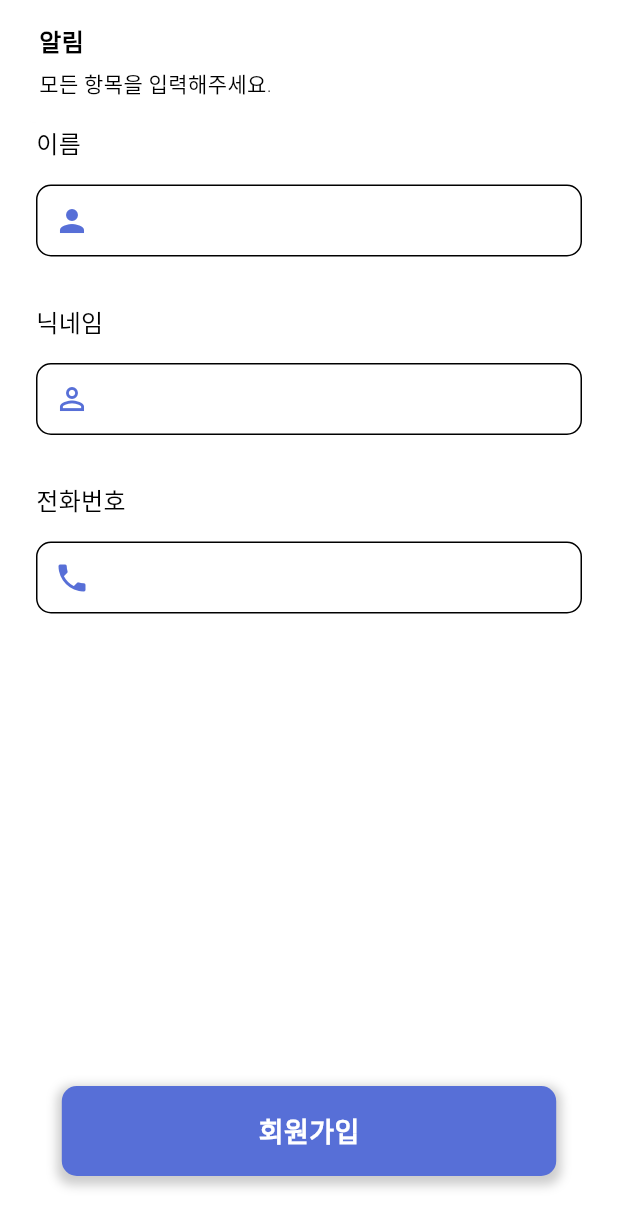
After one commit to Ownsaemiro/ownsaemiro-mobile, a Flutter app: the RegisterScreen screen opened by its route, after a tap on "회원가입", on a phone screen of 412 x 824 dp. The commit adds this screen. Shown: the top 1228 px of the screen. Run offline on Flutter 3.47's test engine with Material 3 defaults, Android fonts, the phone set to English and light mode, and no system bars; our stand-ins replace device_info, drift, flutter_dotenv, flutter_native_splash, flutter_secure_storage, flutter_svg and 5 more; missing offline and left inert: kakao_flutter_sdk_user; accounts and stored records are empty; generated files the repository leaves out were written again; network calls fail; Roboto replaces fonts that are missing (Pretendard); statements that could not run were skipped.

Commit message:
Feat: Entry Screen, Register Screen

```diff
--- a/lib/app/binding/root_binding.dart
+++ b/lib/app/binding/root_binding.dart
@@ -1,4 +1,5 @@
 import 'package:get/get.dart';
+import 'package:ownsaemiro/presentation/view_model/entry/entry_view_model.dart';
 import 'package:ownsaemiro/presentation/view_model/event/event_detail_view_model.dart';
 import 'package:ownsaemiro/presentation/view_model/event/event_reservation_view_model.dart';
 import 'package:ownsaemiro/presentation/view_model/event/event_view_model.dart';
@@ -28,6 +29,13 @@ class RootBinding extends Bindings {
     ProfileBinding().dependencies();
     NotificationBinding().dependencies();
     SearchBinding().dependencies();
+  }
+}
+
+class EntryBinding extends Bindings {
+  @override
+  void dependencies() {
+    Get.lazyPut<EntryViewModel>(() => EntryViewModel());
   }
 }
 
--- a/lib/app/config/app_page.dart
+++ b/lib/app/config/app_page.dart
@@ -2,6 +2,8 @@ import 'package:get/get.dart';
 import 'package:intl/intl.dart';
 import 'package:ownsaemiro/app/binding/root_binding.dart';
 import 'package:ownsaemiro/app/config/app_routes.dart';
+import 'package:ownsaemiro/presentation/view/entry/entry_screen.dart';
+import 'package:ownsaemiro/presentation/view/entry/register_screen.dart';
 import 'package:ownsaemiro/presentation/view/event/event_detail_screen.dart';
 import 'package:ownsaemiro/presentation/view/event/event_reservation_screen.dart';
 import 'package:ownsaemiro/presentation/view/event/review_list_screen.dart';
@@ -23,7 +25,10 @@ List<GetPage> appPages = [
     page: () => const RootScreen(),
     binding: RootBinding(),
   ),
-  GetPage(name: Routes.ENTRY, page: () => const RootScreen()),
+  GetPage(
+      name: Routes.ENTRY,
+      page: () => const EntryScreen(),
+      binding: EntryBinding()),
   GetPage(
       name: Routes.LIKED_EVENT,
       page: () => const LikedEventScreen(),
@@ -86,4 +91,9 @@ List<GetPage> appPages = [
     page: () => const ReviewListScreen(),
     binding: RootBinding(),
   ),
+  GetPage(
+    name: Routes.REGISTER,
+    page: () => const RegisterScreen(),
+    binding: EntryBinding(),
+  ),
 ];
--- a/lib/app/config/app_routes.dart
+++ b/lib/app/config/app_routes.dart
@@ -20,4 +20,5 @@ abstract class Routes {
   static const String PROFILE_UPDATE = "/profile-update";
   static const String POINT_CHARGE = "/point-charge";
   static const String REVIEW_LIST = "/review-list";
+  static const String REGISTER = "/register";
 }
--- /dev/null
+++ b/lib/app/utility/device_util.dart
@@ -0,0 +1,30 @@
+import 'dart:io';
+
+import 'package:device_info/device_info.dart';
+import 'package:flutter/services.dart';
+
+import 'log_util.dart';
+
+abstract class DeviceUtil {
+  static Future<String> getMobileId() async {
+    final DeviceInfoPlugin deviceInfoPlugin = DeviceInfoPlugin();
+
+    String id = '';
+    try {
+      if (Platform.isAndroid) {
+        final AndroidDeviceInfo androidData =
+            await deviceInfoPlugin.androidInfo;
+        id = androidData.androidId;
+      } else if (Platform.isIOS) {
+        final IosDeviceInfo iosData = await deviceInfoPlugin.iosInfo;
+        id = iosData.identifierForVendor;
+      }
+    } on PlatformException {
+      id = '';
+    }
+
+    LogUtil.info("Mobile ID: $id");
+
+    return id;
+  }
+}
--- a/lib/data/provider/auth/auth_provider.dart
+++ b/lib/data/provider/auth/auth_provider.dart
@@ -2,4 +2,9 @@ abstract class AuthProvider {
   Future<Map<String, dynamic>> loginWithKakaoAccessToken(String accessToken);
 
   Future<Map<String, dynamic>> loginWithNaverAccessToken(String accessToken);
+
+  Future<Map<String, dynamic>> register(String username, String nickname,
+      String phoneNumber, String deviceId, String serialId);
+
+  Future<Map<String, dynamic>> login(String serialId);
 }
--- a/lib/data/provider/base/base_connect.dart
+++ b/lib/data/provider/base/base_connect.dart
@@ -12,7 +12,7 @@ abstract class BaseConnect extends GetConnect {
       ..timeout = const Duration(seconds: 30)
       ..addRequestModifier<dynamic>((request) {
         request.headers['Authorization'] =
-            'Bearer eyJKV1QiOiJKV1QiLCJhbGciOiJIUzUxMiJ9.eyJ1dWlkIjozLCJyb2xlIjoiVVNFUiIsImlhdCI6MTcxNzU5MjIwNSwiZXhwIjoxNzE3Njc4NjA1fQ.t8mgrq45bzVqhP9uzm6IPHHoi3WAz-PZwgz1DzQj1NOYua9PHyTmWNKM6nAAp_7BMw165qZRepMhZh2wgr0uGQ';
+            'Bearer eyJKV1QiOiJKV1QiLCJhbGciOiJIUzUxMiJ9.eyJ1dWlkIjozLCJyb2xlIjoiVVNFUiIsImlhdCI6MTcxNzc1MDAwOCwiZXhwIjoxNzE3ODM2NDA4fQ.l5tOgKPGvW8slPahiN_AuU4VyuzCFgZOMbTnIa2jstV_sb67w_vK9uwcC5bslmwIBl0Db4bpQO_XapIJ1XeqwA';
 
         LogUtil.info("🛫 [${request.method}] ${request.url} | START");
         return request;
--- /dev/null
+++ b/lib/data/repository/auth/auth_repository.dart
@@ -0,0 +1,6 @@
+abstract class AuthRepository {
+  Future<bool> register(String username, String nickname, String phoneNumber,
+      String deviceId, String serialId);
+
+  Future<bool> login(String serialId);
+}
--- /dev/null
+++ b/lib/presentation/view/entry/register_screen.dart
@@ -0,0 +1,179 @@
+import 'package:flutter/material.dart';
+import 'package:flutter/services.dart';
+import 'package:get/get.dart';
+import 'package:ownsaemiro/app/config/color_system.dart';
+import 'package:ownsaemiro/presentation/view_model/entry/entry_view_model.dart';
+import 'package:ownsaemiro/presentation/widget/appbar/default_back_appbar.dart';
+
+class RegisterScreen extends GetView<EntryViewModel> {
+  const RegisterScreen({super.key});
+
+  @override
+  Widget build(BuildContext context) {
+    return Scaffold(
+      appBar: const PreferredSize(
+        preferredSize: Size.fromHeight(60),
+        child: DefaultBackAppBar(title: "회원가입"),
+      ),
+      body: Stack(
+        children: [
+          Padding(
+            padding: const EdgeInsets.all(24),
+            child: Center(
+              child: Column(
+                crossAxisAlignment: CrossAxisAlignment.start,
+                children: [
+                  const Text(
+                    "이름",
+                    style: TextStyle(
+                      fontSize: 16,
+                      fontWeight: FontWeight.w500,
+                      color: Colors.black,
+                    ),
+                  ),
+                  const SizedBox(height: 16),
+                  TextField(
+                    controller: controller.usernameController,
+                    cursorColor: Colors.black,
+                    decoration: InputDecoration(
+                      prefixIcon:
+                          const Icon(Icons.person, color: ColorSystem.primary),
+                      filled: true,
+                      fillColor: Colors.white.withOpacity(0.8),
+                      border: OutlineInputBorder(
+                        borderSide: const BorderSide(color: Colors.black),
+                        borderRadius: BorderRadius.circular(10),
+                      ),
+                      focusedBorder: OutlineInputBorder(
+                        borderSide: const BorderSide(color: Colors.black),
+                        borderRadius: BorderRadius.circular(10),
+                      ),
+                      enabledBorder: OutlineInputBorder(
+                        borderSide: const BorderSide(color: Colors.black),
+                        borderRadius: BorderRadius.circular(10),
+                      ),
+                      contentPadding:
+                          const EdgeInsets.symmetric(horizontal: 10),
+                    ),
+                  ),
+                  const SizedBox(height: 32),
+                  const Text(
+                    "닉네임",
+                    style: TextStyle(
+                      fontSize: 16,
+                      fontWeight: FontWeight.w500,
+                      color: Colors.black,
+                    ),
+                  ),
+                  const SizedBox(height: 16),
+                  TextField(
+                    controller: controller.nicknameController,
+                    cursorColor: Colors.black,
+                    decoration: InputDecoration(
+                      prefixIcon: const Icon(Icons.person_outline,
+                          color: ColorSystem.primary),
+                      filled: true,
+                      fillColor: Colors.white.withOpacity(0.8),
+                      border: OutlineInputBorder(
+                        borderSide: const BorderSide(color: Colors.black),
+                        borderRadius: BorderRadius.circular(10),
+                      ),
+                      focusedBorder: OutlineInputBorder(
+                        borderSide: const BorderSide(color: Colors.black),
+                        borderRadius: BorderRadius.circular(10),
+                      ),
+                      enabledBorder: OutlineInputBorder(
+                        borderSide: const BorderSide(color: Colors.black),
+                        borderRadius: BorderRadius.circular(10),
+                      ),
+                      contentPadding:
+                          const EdgeInsets.symmetric(horizontal: 10),
+                    ),
+                  ),
+                  const SizedBox(height: 32),
+                  const Text(
+                    "전화번호",
+                    style: TextStyle(
+                      fontSize: 16,
+                      fontWeight: FontWeight.w500,
+                      color: Colors.black,
+                    ),
+                  ),
+                  const SizedBox(height: 16),
+                  TextField(
+                    controller: controller.phoneNumberController,
+                    cursorColor: Colors.black,
+                    decoration: InputDecoration(
+                      prefixIcon:
+                          const Icon(Icons.phone, color: ColorSystem.primary),
+                      filled: true,
+                      fillColor: Colors.white.withOpacity(0.8),
+                      border: OutlineInputBorder(
+                        borderSide: const BorderSide(color: Colors.black),
+                        borderRadius: BorderRadius.circular(10),
+                      ),
+                      focusedBorder: OutlineInputBorder(
+                        borderSide: const BorderSide(color: Colors.black),
+                        borderRadius: BorderRadius.circular(10),
+                      ),
+                      enabledBorder: OutlineInputBorder(
+                        borderSide: const BorderSide(color: Colors.black),
+                        borderRadius: BorderRadius.circular(10),
+                      ),
+                      contentPadding:
+                          const EdgeInsets.symmetric(horizontal: 10),
+                    ),
+                    keyboardType: TextInputType.phone,
+                    inputFormatters: [
+                      FilteringTextInputFormatter.digitsOnly,
+                      LengthLimitingTextInputFormatter(11)
+                    ],
+                  ),
+                  const SizedBox(height: 32),
+                ],
+              ),
+            ),
+          ),
+          Positioned(
+            bottom: 40,
+            left: 0,
+            right: 0,
+            child: Center(
+              child: GestureDetector(
+                onTap: () {
+                  controller.register();
+                },
+                child: Container(
+                  width: Get.width * 0.8,
+                  height: 60,
+                  decoration: BoxDecoration(
+                    color: ColorSystem.primary,
+                    borderRadius: BorderRadius.circular(10),
+                    boxShadow: [
+                      BoxShadow(
+                        color: Colors.black.withOpacity(0.2),
+                        spreadRadius: 3,
+                        blurRadius: 5,
+                        offset: const Offset(0, 3),
+                      ),
+                    ],
+                  ),
+                  child: const Center(
+                    child: Text(
+                      "회원가입",
+                      style: TextStyle(
+                        color: Colors.white,
+                        fontSize: 18,
+                        fontWeight: FontWeight.w700,
+                      ),
+                    ),
+                  ),
+                ),
+              ),
+            ),
+          ),
+        ],
+      ),
+    );
+  }
+}
--- a/lib/presentation/view_model/entry/entry_view_model.dart
+++ b/lib/presentation/view_model/entry/entry_view_model.dart
@@ -1,3 +1,114 @@
+import 'package:flutter/material.dart';
 import 'package:get/get.dart';
+import 'package:kakao_flutter_sdk_user/kakao_flutter_sdk_user.dart';
+import 'package:ownsaemiro/app/config/app_routes.dart';
+import 'package:ownsaemiro/app/utility/device_util.dart';
+import 'package:ownsaemiro/app/utility/log_util.dart';
+import 'package:ownsaemiro/data/provider/auth/auth_provider.dart';
+import 'package:ownsaemiro/data/repository/auth/auth_repository.dart';
 
-class EntryViewModel extends GetxController {}
+class EntryViewModel extends GetxController {
+  /* ------------------------------------------------------ */
+  /* -------------------- DI Fields ----------------------- */
+  /* ------------------------------------------------------ */
+  late final AuthProvider _authProvider;
+  late final AuthRepository _authRepository;
+
+  /* ------------------------------------------------------ */
+  /* ----------------- Private Fields --------------------- */
+  /* ------------------------------------------------------ */
+  late final RxString _serialId = "".obs;
+  late final RxString _deviceId = "".obs;
+  late final TextEditingController _usernameController;
+  late final TextEditingController _nicknameController;
+  late final TextEditingController _phoneNumberController;
+
+  /* ------------------------------------------------------ */
+  /* ----------------- Public Fields ---------------------- */
+  /* ------------------------------------------------------ */
+  TextEditingController get usernameController => _usernameController;
+
+  TextEditingController get nicknameController => _nicknameController;
+
+  TextEditingController get phoneNumberController => _phoneNumberController;
+
+  @override
+  void onInit() {
+    super.onInit();
+
+    // Dependency Injection
+    _authProvider = Get.find<AuthProvider>();
+    _authRepository = Get.find<AuthRepository>();
+
+    // Initialize Controller
+    _usernameController = TextEditingController();
+    _nicknameController = TextEditingController();
+    _phoneNumberController = TextEditingController();
+
+    setDeviceId();
+  }
+
+  void setDeviceId() {
+    DeviceUtil.getMobileId().then((value) {
+      _deviceId.value = value;
+    });
+  }
+
+  void register() async {
+    String username = _usernameController.text;
+    String nickname = _nicknameController.text;
+    String phoneNumber = _phoneNumberController.text;
+    String deviceId = _deviceId.value;
+    String serialId = _serialId.value;
+
+    if (username.isEmpty || nickname.isEmpty || phoneNumber.isEmpty) {
+      Get.snackbar("알림", "모든 항목을 입력해주세요.",
+          snackPosition: SnackPosition.TOP,
+          backgroundColor: Colors.white,
+          colorText: Colors.black);
+      return;
+    }
+
+    bool t = await _authRepository.register(
+        username, nickname, phoneNumber, deviceId, serialId);
+
+    if (t) {
+      Get.toNamed(Routes.ROOT);
+    }
+  }
+
+  Future<void> kakaoSignInAccount() async {
+    String kakaoAccessToken;
+
+    try {
+      OAuthToken token;
+
+      if (await isKakaoTalkInstalled()) {
+        token = await UserApi.instance.loginWithKakaoTalk();
+      } else {
+        token = await UserApi.instance.loginWithKakaoAccount();
+      }
+
+      kakaoAccessToken = token.accessToken;
+    } catch (_) {
+      LogUtil.error("Kakao Login Error");
+      return;
+    }
+
+    Map<String, dynamic> result =
+        await _authProvider.loginWithKakaoAccessToken(kakaoAccessToken);
+
+    if (result["serial_id"] != null && result["is_existed"] == true) {
+      _serialId.value = result["serial_id"];
+      bool t = await _authRepository.login(_serialId.value);
+      if (t) {
+        Get.toNamed(Routes.ROOT);
+      }
+    } else if (result["serial_id"] != null && result["is_existed"] == false) {
+      _serialId.value = result["serial_id"];
+      Get.toNamed(Routes.REGISTER);
+    } else {
+      LogUtil.error("Kakao Login Error");
+    }
+  }
+}
```
Also changed, not shown: lib/app/binding/init_binding.dart (+9 -0 lines), lib/data/provider/auth/auth_provider_impl.dart (+39 -2 lines), lib/data/repository/auth/auth_repository_impl.dart (added, +70 -0 lines), lib/presentation/view/entry/entry_screen.dart (+102 -8 lines), assets/images/ownsaemiro.png (added).
